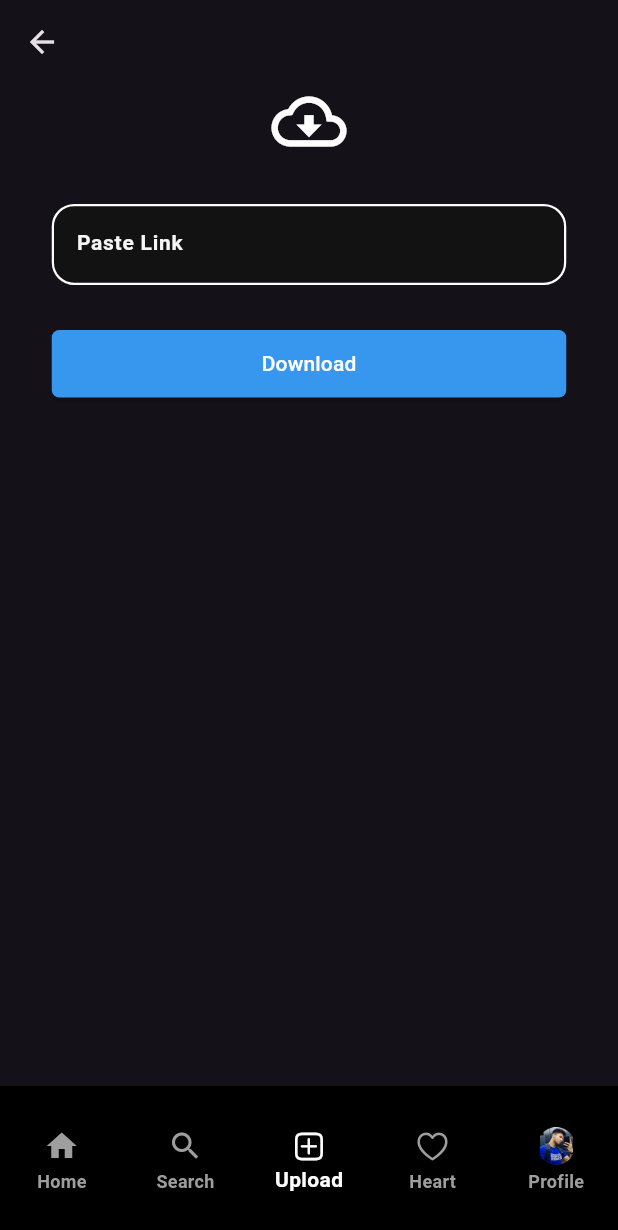
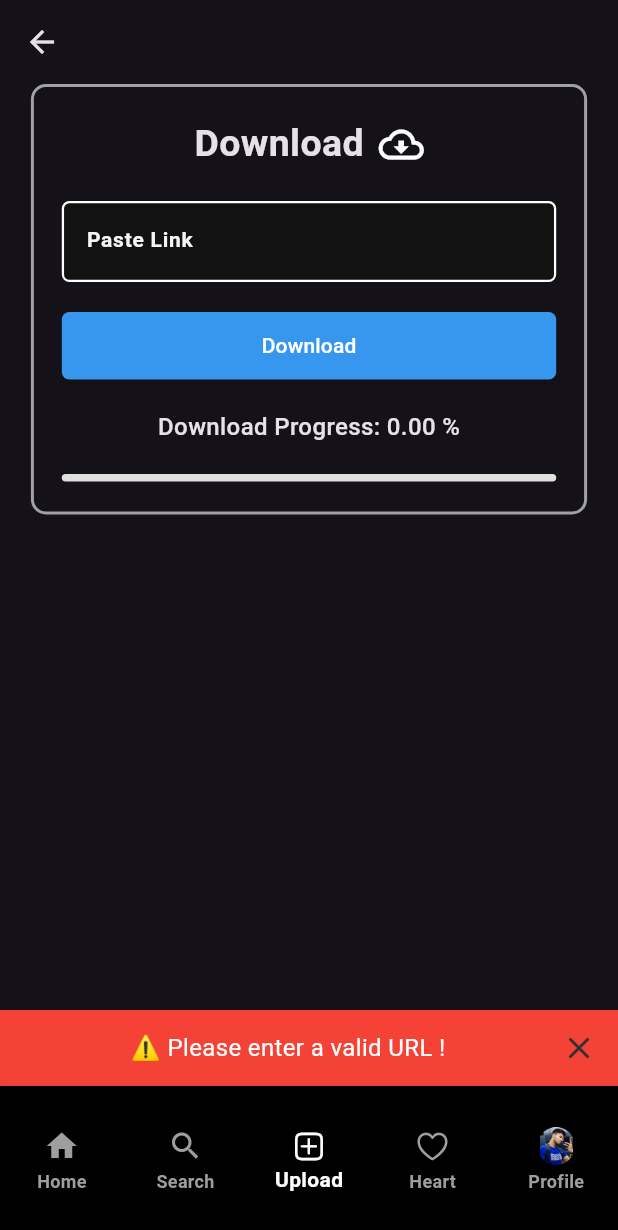
Before and after one commit to XitizVerma/Instagram-Flutter-App, a Flutter app: the BottomNavigationBarScreen screen opened directly, item 3 of the bottom bar chosen, after a tap on "Download", on a phone screen of 412 x 824 dp. Shown: the top 1230 px of the screen. Run offline on Flutter 3.47's test engine with Material 3 defaults, Android fonts, the phone set to English and light mode, and no system bars; our stand-ins replace cached_network_image, dio, image_picker; network calls fail.

Commit message:
Download Service implementation

```diff
--- a/lib/screens/mediapost/download_screen.dart
+++ b/lib/screens/mediapost/download_screen.dart
@@ -1,34 +1,103 @@
-import 'package:flutter/cupertino.dart';
 import 'package:flutter/material.dart';
 import 'package:instagram_flutter_app/Widgets/ui_helper.dart';
+import 'package:instagram_flutter_app/services/download_service.dart';
+import 'package:instagram_flutter_app/utils/utils.dart';
 
-class DownloadScreen extends StatelessWidget {
-  TextEditingController downloadController = TextEditingController();
+class DownloadScreen extends StatefulWidget {
+  @override
+  _DownloadScreenState createState() => _DownloadScreenState();
+}
+
+class _DownloadScreenState extends State<DownloadScreen> {
+  final TextEditingController downloadController = TextEditingController();
+
+  double downloadProgress = 0.0;
 
   @override
   Widget build(BuildContext context) {
     return Column(
-
       children: [
-        Row(mainAxisAlignment: MainAxisAlignment.center, children: [
-          // Downl
-          Icon(Icons.cloud_download_outlined, size: 50,)
-        ]),
-        SizedBox(height: 30),
+        Center(
+          child: Container(
+            width: Utils.getScreenWidth(context) * 0.9,
+            decoration: BoxDecoration(
+              border: Border.all(color: Colors.white60, width: 2),
+              borderRadius: BorderRadius.circular(10),
+            ),
+            child: Padding(
+              padding: const EdgeInsets.symmetric(vertical: 20, horizontal: 15),
+              child: Column(
+                mainAxisSize: MainAxisSize.min,
+                children: [
+                  // Title Row
                   Row(
                     mainAxisAlignment: MainAxisAlignment.center,
                     children: [
+                      Text(
+                        "Download",
+                        style: TextStyle(
+                          fontSize: 25,
+                          fontWeight: FontWeight.w600,
+                        ),
+                      ),
+                      SizedBox(width: 10),
+                      Icon(Icons.cloud_download_outlined, size: 30),
+                    ],
+                  ),
+
+                  SizedBox(height: 20),
+
                   UIHelper.customTextField(
                     controller: downloadController,
                     text: "Paste Link",
                     toHide: false,
+                    width: Utils.getScreenWidth(context) * 0.8,
+                    borderRadius: 5,
+                  ),
+
+                  SizedBox(height: 20),
+
+                  UIHelper.customButton(
+                    text: "Download",
+                    width: Utils.getScreenWidth(context) * 0.8,
+                    callback: () {
+                      FileDownloadService.downloadFile(
+                        context: context,
+                        url: downloadController.text,
+                        onProgressUpdate: (double progress) {
+                          setState(() {
+                            downloadProgress = progress;
+                          });
+                        },
+                      );
+                    },
+                  ),
+
+                  SizedBox(height: 20),
+
+                  Text(
+                    "Download Progress: ${(downloadProgress * 100).toStringAsFixed(2)} %",
+                    style: TextStyle(fontSize: 16, fontWeight: FontWeight.w500),
+                  ),
+
+                  SizedBox(height: 20),
+
+                  SizedBox(
+                    width: Utils.getScreenWidth(context) * 0.8,
+                    child: LinearProgressIndicator(
+                      value: downloadProgress,
+                      minHeight: 5,
+                      backgroundColor: Colors.grey[300],
+                      valueColor: AlwaysStoppedAnimation<Color>(
+                        Color(0XFF3797EF),
+                      ),
+                      borderRadius: BorderRadius.circular(3),
+                    ),
                   ),
                 ],
               ),
-        SizedBox(height: 30),
-        Row(
-          mainAxisAlignment: MainAxisAlignment.center,
-          children: [UIHelper.customButton(text: "Download", callback: () {})],
+            ),
+          ),
         ),
       ],
     );
--- /dev/null
+++ b/lib/services/download_service.dart
@@ -0,0 +1,112 @@
+import 'dart:io';
+import 'package:dio/dio.dart';
+import 'package:flutter/material.dart';
+import 'package:path_provider/path_provider.dart';
+
+class FileDownloadService {
+  static Future<String?> downloadFile({
+    required BuildContext context,
+    required String url,
+    required Function(double progress) onProgressUpdate,
+  }) async {
+    try {
+      if (url.isEmpty) {
+        ScaffoldMessenger.of(context).showSnackBar(
+          SnackBar(
+            content: Row(
+              mainAxisAlignment: MainAxisAlignment.center,
+              children: [
+                Text(
+                  '⚠️ Please enter a valid URL !',
+                  style: TextStyle(color: Colors.white, fontSize: 16),
+                ),
+              ],
+            ),
+            backgroundColor: Colors.red,
+            duration: Duration(seconds: 1),
+            showCloseIcon: true,
+          ),
+        );
+        return null;
+      }
+
+      final dio = Dio();
+
+      final timestamp = DateTime.now().millisecondsSinceEpoch;
+      final filename = 'download_$timestamp${_getFileExtension(url)}';
+
+      final directory = await _getDownloadDirectory();
+      final savePath = '${directory.path}/$filename';
+
+      await dio.download(
+        url,
+        savePath,
+        onReceiveProgress: (received, total) {
+          final progress = received / total;
+          onProgressUpdate(progress);
+        },
+        options: Options(
+          responseType: ResponseType.bytes,
+          followRedirects: true,
+        ),
+      );
+
+      _showSuccessDialog(context, savePath);
+
+      return savePath;
+    } catch (e) {
+      print('Download error: $e');
+      _showErrorDialog(context, 'Download failed');
+      return null;
+    }
+  }
+
+  static String _getFileExtension(String url) {
+    final uri = Uri.parse(url);
+    final path = uri.path;
+    return path.contains('.') ? '.${path.split('.').last}' : '.txt';
+  }
+
+  static Future<Directory> _getDownloadDirectory() async {
+    if (Platform.isAndroid) {
+      return Directory('/storage/emulated/0/Download');
+    } else if (Platform.isIOS) {
+      return await getApplicationDocumentsDirectory();
+    }
+    return await getTemporaryDirectory();
+  }
+
+  static void _showErrorDialog(BuildContext context, String message) {
+    showDialog(
+      context: context,
+      builder:
+          (context) => AlertDialog(
+            title: Text('Download Error'),
+            content: Text(message),
+            actions: [
+              TextButton(
+                onPressed: () => Navigator.of(context).pop(),
+                child: Text('OK'),
+              ),
+            ],
+          ),
+    );
+  }
+
+  static void _showSuccessDialog(BuildContext context, String filePath) {
+    showDialog(
+      context: context,
+      builder:
+          (context) => AlertDialog(
+            title: Text('Download Complete'),
+            content: Text('File saved at: $filePath'),
+            actions: [
+              TextButton(
+                onPressed: () => Navigator.of(context).pop(),
+                child: Text('OK'),
+              ),
+            ],
+          ),
+    );
+  }
+}
--- a/lib/utils/utils.dart
+++ b/lib/utils/utils.dart
@@ -1,8 +1,14 @@
 import 'dart:math';
+
+import 'package:flutter/cupertino.dart';
 
 class Utils {
   static int generateRandomInt(int max) {
     final random = Random();
     return random.nextInt(max + 1);
   }
+
+  static getScreenWidth(BuildContext context) {
+    return MediaQuery.of(context).size.width;
+  }
 }
--- a/lib/widgets/ui_helper.dart
+++ b/lib/widgets/ui_helper.dart
@@ -5,14 +5,17 @@ class UIHelper {
     required TextEditingController controller,
     required String text,
     required bool toHide,
+    double? height,
+    double? width,
+    double? borderRadius
   }) {
     return Container(
-      height: 54,
-      width: 343,
+      height: height??54,
+      width: width?? 343,
       decoration: BoxDecoration(
         color: Color(0XFF121212),
         border: Border.all(color: Color(0XFFFFFFFF), width: 1.5),
-        borderRadius: BorderRadius.circular(15),
+        borderRadius: BorderRadius.circular(borderRadius??15),
       ),
       child: Padding(
         padding: EdgeInsets.only(left: 15),
--- a/pubspec.yaml
+++ b/pubspec.yaml
@@ -36,6 +36,9 @@ dependencies:
   cupertino_icons: ^1.0.8
   cached_network_image: ^3.3.0
   image_picker: ^1.0.4
+  dio: ^5.4.1
+  path_provider: ^2.1.1
+  permission_handler: ^11.3.0
 
 dev_dependencies:
   flutter_test:
```
Also changed, not shown: lib/services/file_download_service.dart (deleted, +0 -166 lines), pubspec.lock, 4 other files. Lines whose indentation alone changed are shown as unchanged.
